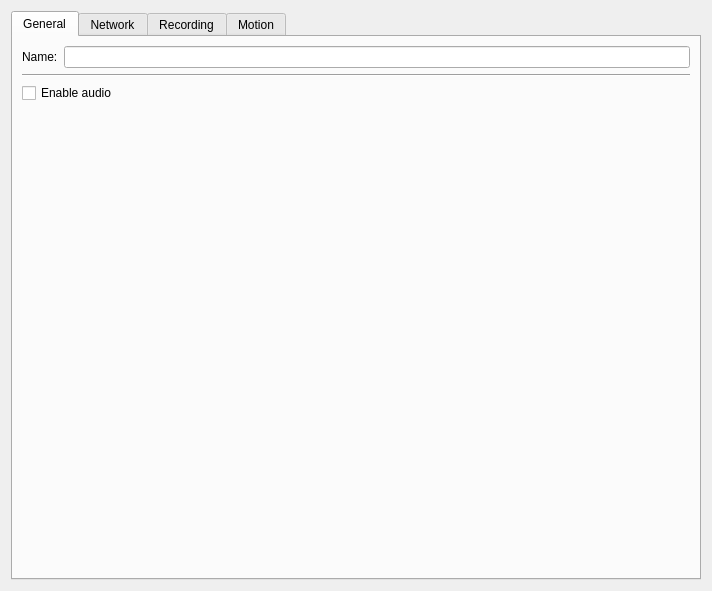
networkoptix/nx_open, file client/src/ui/widgets/properties/single_camera_settings_widget.ui: the form before one commit.
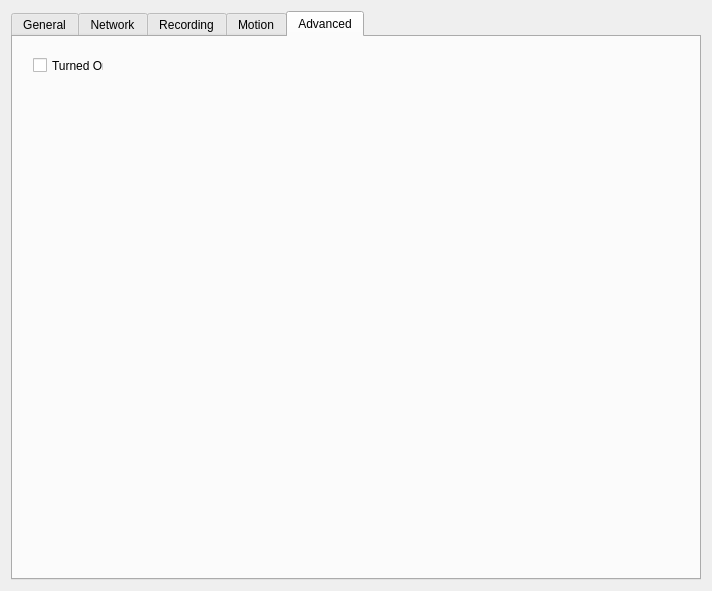
The form after the commit. Custom widgets are drawn as their Qt base class.

Commit message:
Separate processing of params stored directly on camera (client)
<==== Mercurial data ====>
Branch: onvif_camera_settings

```diff
--- a/client/src/ui/widgets/properties/single_camera_settings_widget.ui
+++ b/client/src/ui/widgets/properties/single_camera_settings_widget.ui
@@ -17,7 +17,7 @@
    <item>
     <widget class="QTabWidget" name="tabWidget">
      <property name="currentIndex">
-      <number>0</number>
+      <number>4</number>
      </property>
      <widget class="QWidget" name="tabGeneral">
       <attribute name="title">
@@ -398,6 +398,27 @@
        </item>
       </layout>
      </widget>
+     <widget class="QWidget" name="tabAdvanced">
+      <attribute name="title">
+       <string>Advanced</string>
+      </attribute>
+      <widget class="QCheckBox" name="advancedCheckBox1">
+       <property name="geometry">
+        <rect>
+         <x>20</x>
+         <y>20</y>
+         <width>71</width>
+         <height>17</height>
+        </rect>
+       </property>
+       <property name="text">
+        <string>Turned On</string>
+       </property>
+       <property name="tristate">
+        <bool>false</bool>
+       </property>
+      </widget>
+     </widget>
     </widget>
    </item>
   </layout>
```
The commit also changes 11 other files.
